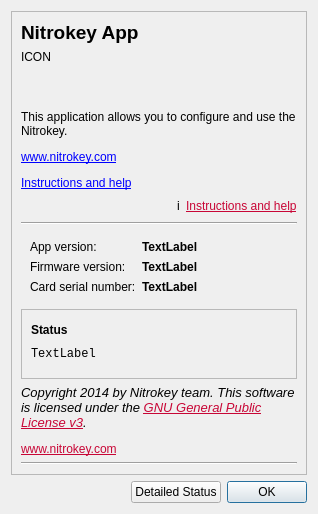
This is ui/aboutdialog.ui in Nitrokey/nitrokey-app as Qt 5 draws it before an edit. The edited form follows.
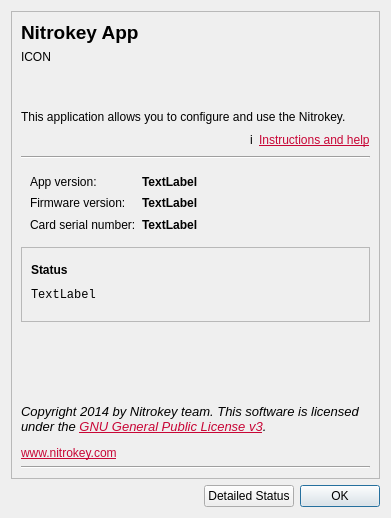
This is the edited form. Icons and pictures are not drawn.

Diff of the .ui file:
```diff
--- a/ui/aboutdialog.ui
+++ b/ui/aboutdialog.ui
@@ -6,8 +6,8 @@
    <rect>
     <x>0</x>
     <y>0</y>
-    <width>318</width>
-    <height>503</height>
+    <width>391</width>
+    <height>518</height>
    </rect>
   </property>
   <property name="sizePolicy">
@@ -75,7 +75,7 @@
         <item>
          <widget class="QLabel" name="label_7">
           <property name="text">
-           <string>&lt;html&gt;&lt;head/&gt;&lt;body&gt;&lt;p&gt;&lt;br/&gt;&lt;/p&gt;&lt;p&gt;This application allows you to configure and use the Nitrokey.&lt;/p&gt;&lt;p&gt;&lt;a href=&quot;https://www.nitrokey.com&quot;&gt;&lt;span style=&quot; text-decoration: underline; color:#0000ff;&quot;&gt;www.nitrokey.com&lt;/span&gt;&lt;/a&gt;&lt;/p&gt;&lt;p&gt;&lt;a href=&quot;https://www.nitrokey.com/start&quot;&gt;&lt;span style=&quot; text-decoration: underline; color:#0000ff;&quot;&gt;Instructions and help&lt;/span&gt;&lt;/a&gt;&lt;/p&gt;&lt;/body&gt;&lt;/html&gt;</string>
+           <string>&lt;html&gt;&lt;head/&gt;&lt;body&gt;&lt;p&gt;&lt;br/&gt;&lt;/p&gt;&lt;p&gt;This application allows you to configure and use the Nitrokey.&lt;/p&gt;&lt;/body&gt;&lt;/html&gt;</string>
           </property>
           <property name="alignment">
            <set>Qt::AlignLeading|Qt::AlignLeft|Qt::AlignTop</set>
@@ -238,7 +238,7 @@
           <rect>
            <x>0</x>
            <y>0</y>
-           <width>278</width>
+           <width>351</width>
            <height>76</height>
           </rect>
          </property>
```
Left out of the diff: 6 changed lines with no effect on the pictures.
